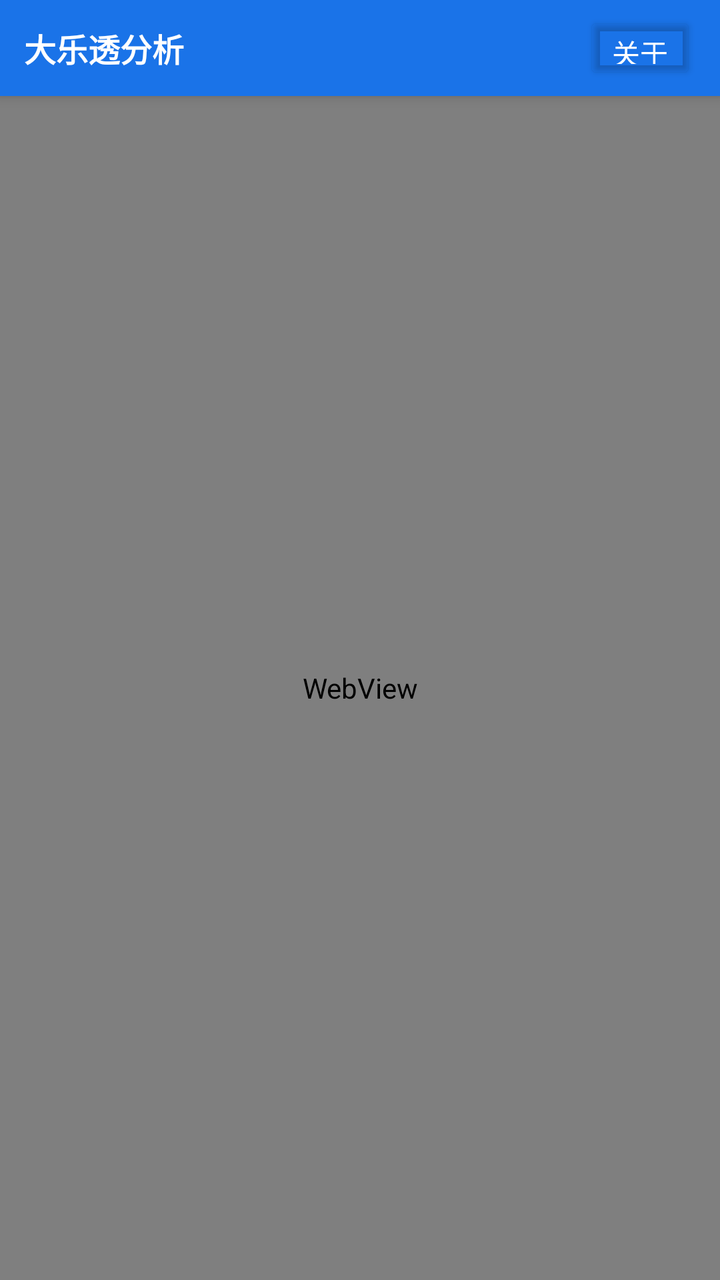
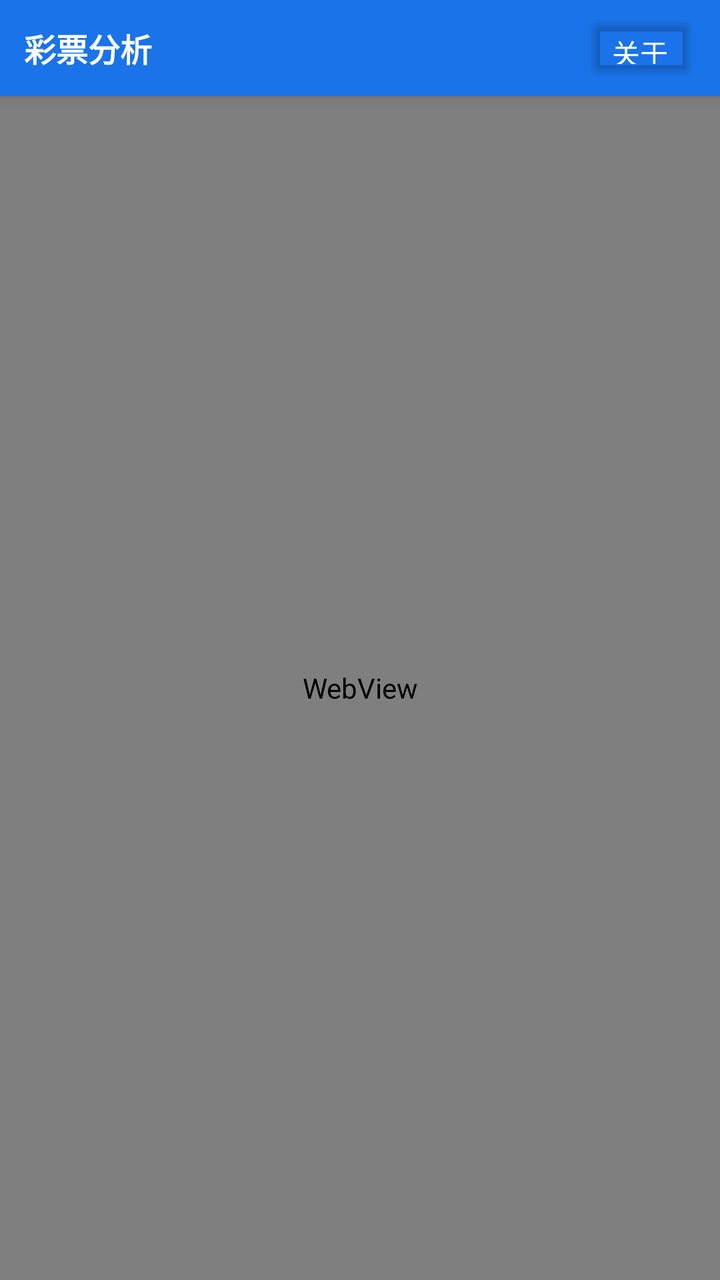

The first picture is an Android layout as it rendered before a commit; the second is the same layout after the commit. The layout source and the unified diff follow.
<!-- AndroidManifest.xml: application theme Theme.AppCompat.Light.NoActionBar -->
<!-- res/layout/activity_main.xml -->
<?xml version="1.0" encoding="utf-8"?>
<LinearLayout xmlns:android="http://schemas.android.com/apk/res/android"
    android:layout_width="match_parent"
    android:layout_height="match_parent"
    android:orientation="vertical">

    
    <LinearLayout
        android:layout_width="match_parent"
        android:layout_height="48dp"
        android:orientation="horizontal"
        android:gravity="center_vertical"
        android:paddingHorizontal="12dp"
        android:background="#1A73E8"
        android:elevation="4dp">

        <TextView
            android:layout_width="0dp"
            android:layout_height="wrap_content"
            android:layout_weight="1"
            android:text="大乐透分析"
            android:textColor="#FFFFFF"
            android:textSize="16sp"
            android:textStyle="bold"
            android:fontFamily="sans-serif" />

        <Button
            android:id="@+id/btnAbout"
            android:layout_width="wrap_content"
            android:layout_height="36dp"
            android:minWidth="56dp"
            android:text="关于"
            android:textSize="14sp"
            android:textColor="#FFFFFF"
            android:fontFamily="sans-serif"
            android:backgroundTint="#00000000"
            android:insetTop="0dp"
            android:insetBottom="0dp"
            android:paddingHorizontal="12dp" />
    </LinearLayout>

    <WebView
        android:id="@+id/webview"
        android:layout_width="match_parent"
        android:layout_height="0dp"
        android:layout_weight="1" />

</LinearLayout>
<!-- resources referenced by this layout -->
<resources>

</resources>

<!-- the commit's change to res/layout/activity_main.xml (unified diff, before → after) -->
@@ -18,7 +18,7 @@
             android:layout_width="0dp"
             android:layout_height="wrap_content"
             android:layout_weight="1"
-            android:text="大乐透分析"
+            android:text="彩票分析"
             android:textColor="#FFFFFF"
             android:textSize="16sp"
             android:textStyle="bold"
